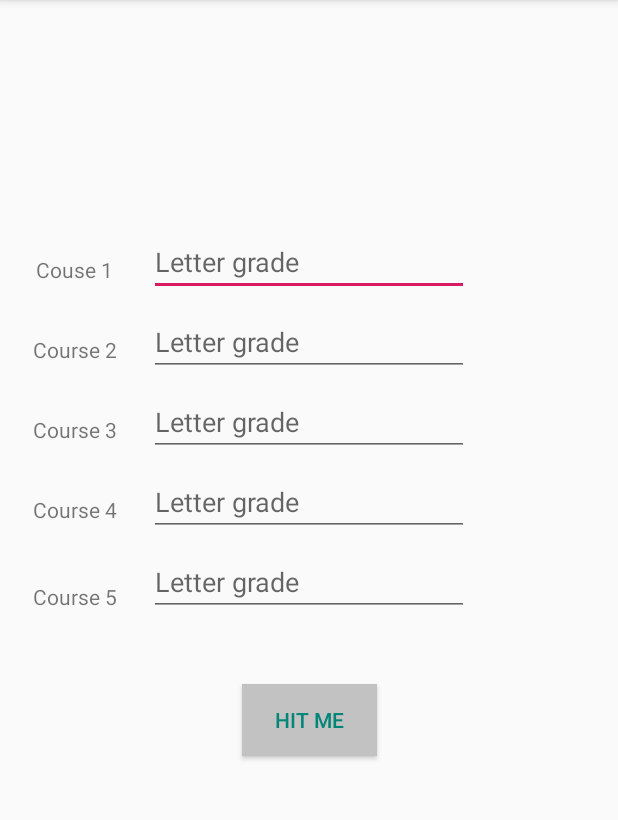
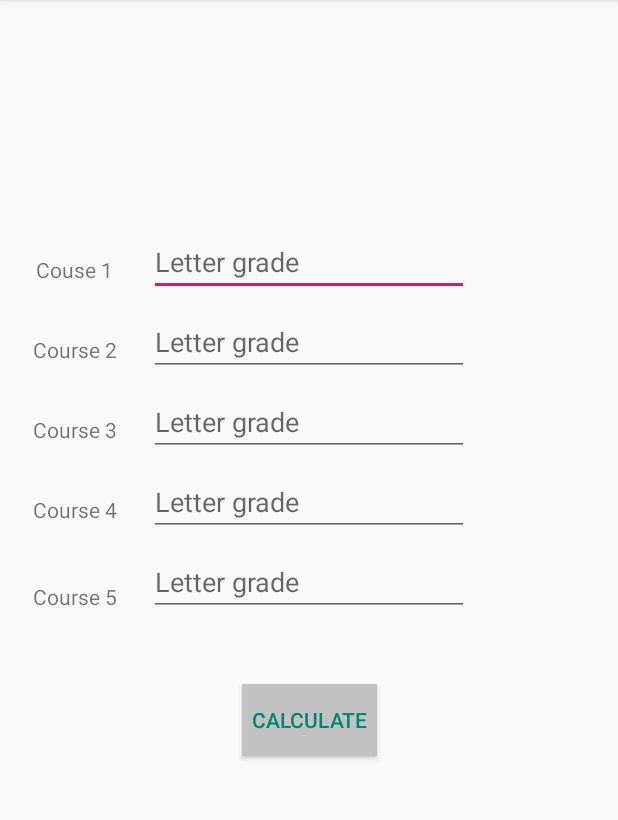
Before and after one commit to abouthugo/android-gpa-calculator, an Android app: the screen it shows after launch (MainActivity), on a phone screen of 412 x 824 dp, the part 84-904 px from its top. Run offline under Robolectric (Android 15) with nearby library versions, the phone set to English and light mode, and no system bars.

```diff
--- a/app/src/main/java/com/example/gpa_10894634_calculator/MainActivity.java
+++ b/app/src/main/java/com/example/gpa_10894634_calculator/MainActivity.java
@@ -6,46 +6,47 @@ import android.support.design.widget.Snackbar;
 import android.support.v7.app.AppCompatActivity;
 import android.os.Bundle;
 import android.view.View;
+import android.widget.Button;
 import android.widget.EditText;
 import android.widget.TextView;
-import java.text.DecimalFormat;
 import java.util.ArrayList;
-import java.util.HashMap;
-import java.util.regex.Pattern;
 
 public class MainActivity extends AppCompatActivity {
 
-  TextView result;
+  TextView result_text_view;
   ConstraintLayout layout;
   ArrayList<EditText> list = new ArrayList<>();
-  HashMap<String, Double> gradeWeight = new HashMap<>();
+  Button btn;
 
   @Override
   protected void onCreate(Bundle savedInstanceState) {
     super.onCreate(savedInstanceState);
     setContentView(R.layout.activity_main);
     // Program starts
-    result = findViewById(R.id.result);
+    result_text_view = findViewById(R.id.result);
     layout = findViewById(R.id.lay);
+    btn = findViewById(R.id.button);
     getAllIns();
-    startWeights();
   }
 
   /**
-   * Triggers when the button is pressed
-   * If the inputs are valid it computes the GPA and displays it on the result label
-   * If otherwise the inputs are invalid it displays a snackbar directing the user how to fix
-   * the error
-   * @param view
+   * Triggers when the button is pressed If the inputs are valid it computes the GPA and displays it
+   * on the result_text_view label If otherwise the inputs are invalid it displays a snackbar
+   * directing the user how to fix the error
    */
   public void fun(View view) {
+    if (btn.getText().toString().equalsIgnoreCase("Clear")) {
+      resetValues();
+      btn.setText("Calculate");
+    } else {
       if (validState()) {
-      double gpa = computeGPA();
-      DecimalFormat df = new DecimalFormat("#.##");
-      result.setText(Double.valueOf(df.format(gpa)).toString());
-      if(gpa >= 3.20){
+        int gpa = computeGPA();
+        String msg = "Your GPA is: " + gpa;
+        result_text_view.setText(msg);
+        btn.setText("Clear");
+        if (gpa >= 80) {
           layout.setBackgroundColor(Color.parseColor("#5CD89F"));
-      } else if(gpa >= 2.44){
+        } else if (gpa >= 61) {
           layout.setBackgroundColor(Color.parseColor("#FFD36E"));
         } else {
           layout.setBackgroundColor(Color.parseColor("#FF5C3E"));
@@ -53,8 +54,9 @@ public class MainActivity extends AppCompatActivity {
 
       } else {
         Snackbar.make(view,
-          "Your entries are not valid, must enter capital letters with or without '+' or '-' ",
+            "Your entries must all be in the range of 0-100 ",
             Snackbar.LENGTH_LONG).show();
+      }
     }
   }
 
@@ -75,12 +77,12 @@ public class MainActivity extends AppCompatActivity {
    * @param in The input to check
    */
   public boolean valid(EditText in) {
-    String pattern = "[A-F][+-]{0,1}";
-    String pat = "(A\\+)|(F)[-+]{1}";
-    Pattern regex = Pattern.compile(pattern);
-    Pattern r = Pattern.compile(pat);
     String str = in.getText().toString();
-    return regex.matcher(str).matches() && !r.matcher(str).matches();
+    if (str.length() <= 0) {
+      return false;
+    }
+    int val = Integer.parseInt(str);
+    return (val >= 0 && val <= 100);
   }
 
   /**
@@ -95,42 +97,32 @@ public class MainActivity extends AppCompatActivity {
     return true;
   }
 
-  /**
-   * Populates the hash map of key value pairs with their respective weights for computation
-   */
-  public void startWeights() {
-    gradeWeight.put("A", 4.00);
-    gradeWeight.put("A-", 3.70);
-    gradeWeight.put("B+", 3.33);
-    gradeWeight.put("B", 3.00);
-    gradeWeight.put("B-", 2.70);
-    gradeWeight.put("C+", 2.30);
-    gradeWeight.put("C", 2.00);
-    gradeWeight.put("C-", 1.70);
-    gradeWeight.put("D+", 1.30);
-    gradeWeight.put("D", 1.00);
-    gradeWeight.put("D-", 1.70);
-    gradeWeight.put("F", 0.00);
-  }
 
   /**
    * Computes the gpa
-   * @return  gpa = Sigma_i^n[(grade*credit)/credit]
+   *
+   * @return gpa = (grade*number_of_courses)/(100*number_of_courses)
    */
-  public double computeGPA() {
-    double res = 0;
-    int credit = 3;
-    double grade;
+  public int computeGPA() {
+    int res = 0;
+    int grade;
     String str;
     for (EditText i : list) {
       str = i.getText().toString();
-      grade = gradeWeight.get(str);
-      res += (grade * credit);
+      grade = Integer.parseInt(str);
+      res += grade;
     }
-    res /= (credit * list.size());
+    res /= (list.size());
 
     return res;
   }
 
+  public void resetValues() {
+    for (EditText input : list) {
+      input.setText("");
+    }
+    result_text_view.setText("");
+    layout.setBackgroundColor(Color.parseColor("#FAFAFA"));
+  }
 
 }
--- a/app/src/main/res/layout/activity_main.xml
+++ b/app/src/main/res/layout/activity_main.xml
@@ -29,7 +29,7 @@
     android:layout_marginRight="8dp"
     android:background="@color/whitesmoke"
     android:onClick="fun"
-    android:text="Hit me"
+    android:text="Calculate"
     android:textColor="@color/btn_color"
     app:layout_constraintEnd_toEndOf="parent"
     app:layout_constraintStart_toStartOf="parent"
@@ -45,11 +45,12 @@
     android:layout_marginRight="8dp"
     android:ems="10"
     android:hint="Letter grade"
-    android:inputType="textPersonName"
+    android:inputType="number"
     app:layout_constraintEnd_toEndOf="parent"
     app:layout_constraintHorizontal_bias="0.477"
     app:layout_constraintStart_toStartOf="parent"
-    app:layout_constraintTop_toBottomOf="@+id/textView"/>
+    app:layout_constraintTop_toBottomOf="@+id/textView"
+    />
   <EditText
     android:id="@+id/c2"
     android:layout_width="wrap_content"
@@ -61,7 +62,7 @@
     android:layout_marginRight="8dp"
     android:ems="10"
     android:hint="Letter grade"
-    android:inputType="textPersonName"
+    android:inputType="number"
     app:layout_constraintEnd_toEndOf="parent"
     app:layout_constraintStart_toStartOf="parent"
     app:layout_constraintTop_toBottomOf="@+id/c1"/>
@@ -76,7 +77,7 @@
     android:layout_marginRight="8dp"
     android:ems="10"
     android:hint="Letter grade"
-    android:inputType="textPersonName"
+    android:inputType="number"
     app:layout_constraintEnd_toEndOf="parent"
     app:layout_constraintStart_toStartOf="parent"
     app:layout_constraintTop_toBottomOf="@+id/c2"/>
@@ -91,7 +92,7 @@
     android:layout_marginRight="8dp"
     android:ems="10"
     android:hint="Letter grade"
-    android:inputType="textPersonName"
+    android:inputType="number"
     app:layout_constraintEnd_toEndOf="parent"
     app:layout_constraintStart_toStartOf="parent"
     app:layout_constraintTop_toBottomOf="@+id/c3"/>
@@ -106,7 +107,7 @@
     android:layout_marginRight="8dp"
     android:ems="10"
     android:hint="Letter grade"
-    android:inputType="textPersonName"
+    android:inputType="number"
     app:layout_constraintEnd_toEndOf="parent"
     app:layout_constraintStart_toStartOf="parent"
     app:layout_constraintTop_toBottomOf="@+id/c4"/>
```
Lines whose indentation alone changed are shown as unchanged.
